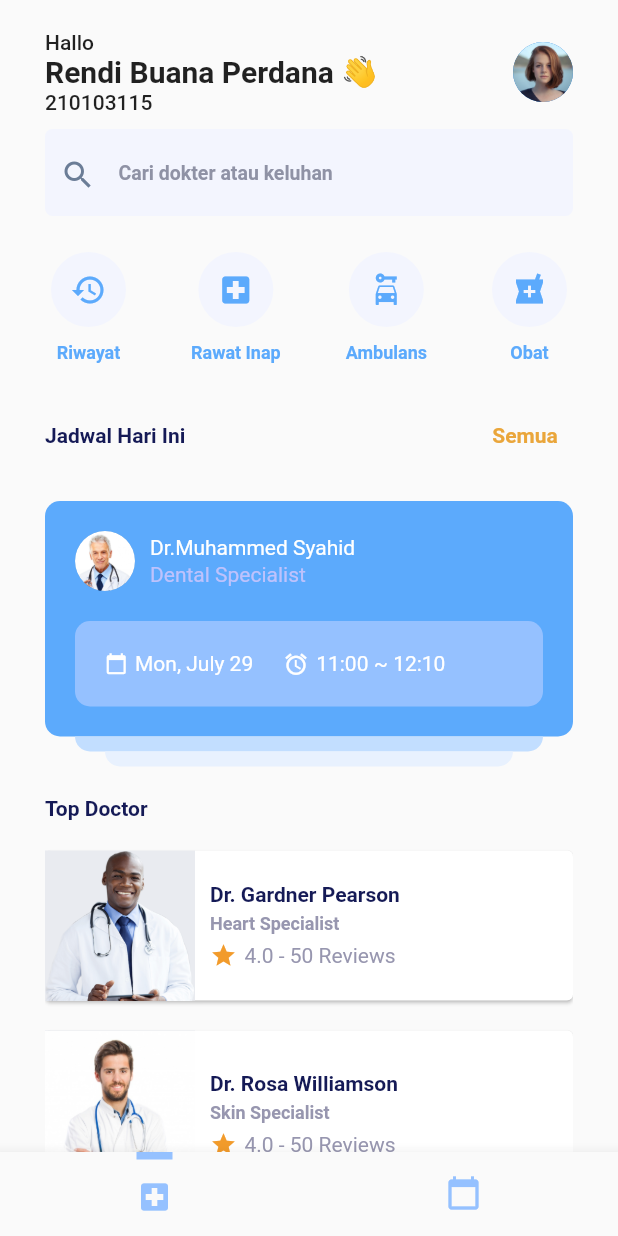
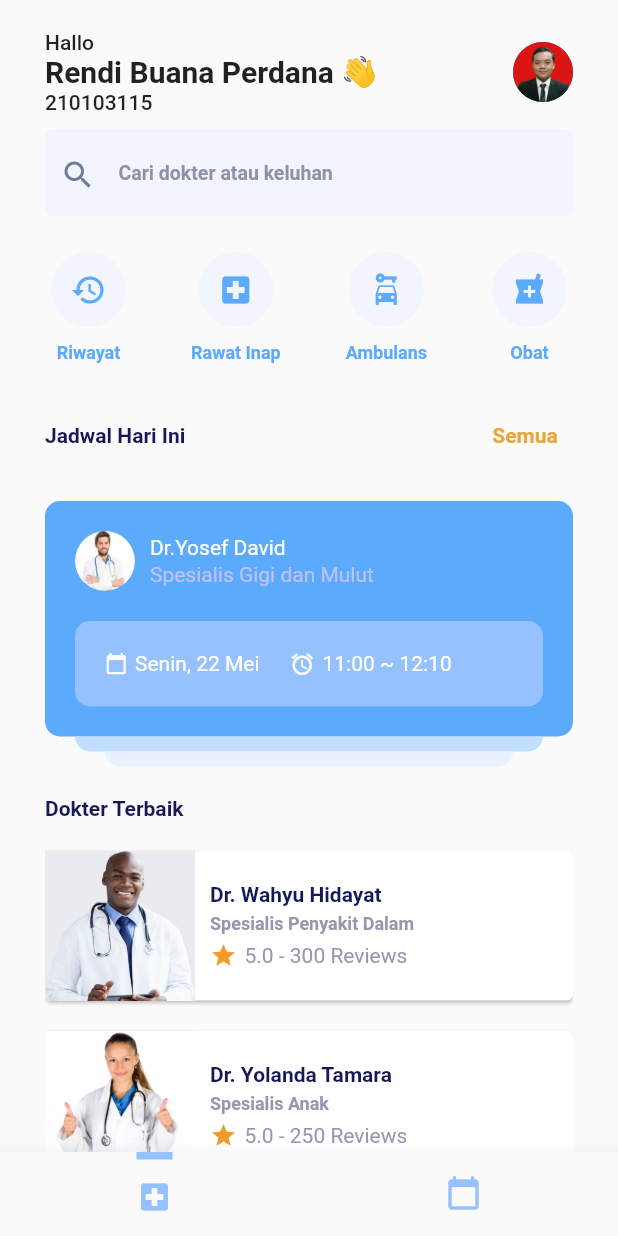
Before and after one commit to rendybp/dokter_kita, a Flutter app: the screen it shows after launch, on a phone screen of 412 x 824 dp. Run offline on Flutter 3.47's test engine with Material 2 defaults, Android fonts, the light colour scheme and no system bars; our stand-ins replace flutter_map, latlong2.

Commit message:
front page oke

```diff
--- a/lib/tabs/HomeTab.dart
+++ b/lib/tabs/HomeTab.dart
@@ -5,23 +5,27 @@ import 'package:dokter_kita/styles/styles.dart';
 List<Map> doctors = [
   {
     'img': 'assets/doctor02.png',
-    'doctorName': 'Dr. Gardner Pearson',
-    'doctorTitle': 'Heart Specialist'
+    'doctorName': 'Dr. Wahyu Hidayat',
+    'doctorTitle': 'Spesialis Penyakit Dalam',
+    'rating' : '5.0 - 300 Reviews'
   },
   {
-    'img': 'assets/doctor03.jpeg',
-    'doctorName': 'Dr. Rosa Williamson',
-    'doctorTitle': 'Skin Specialist'
+    'img': 'assets/doctor04.jpeg',
+    'doctorName': 'Dr. Yolanda Tamara',
+    'doctorTitle': 'Spesialis Anak',
+    'rating' : '5.0 - 250 Reviews'
   },
   {
-    'img': 'assets/doctor02.png',
-    'doctorName': 'Dr. Gardner Pearson',
-    'doctorTitle': 'Heart Specialist'
+    'img': 'assets/doctor08.png',
+    'doctorName': 'Dr. Heri Purnomo',
+    'doctorTitle': 'Dokter Umum',
+    'rating' : '4.9 - 200 Reviews'
   },
   {
-    'img': 'assets/doctor03.jpeg',
-    'doctorName': 'Dr. Rosa Williamson',
-    'doctorTitle': 'Skin Specialist'
+    'img': 'assets/doctor05.jpeg',
+    'doctorName': 'Dr. Isti Widodo',
+    'doctorTitle': 'Spesialis Kulit',
+    'rating' : '4.8 - 200 Reviews'
   }
 ];
 
@@ -85,7 +89,7 @@ class HomeTab extends StatelessWidget {
               height: 20,
             ),
             Text(
-              'Top Doctor',
+              'Dokter Terbaik',
               style: TextStyle(
                 color: Color(MyColors.header01),
                 fontWeight: FontWeight.bold,
@@ -99,6 +103,7 @@ class HomeTab extends StatelessWidget {
                 img: doctor['img'],
                 doctorName: doctor['doctorName'],
                 doctorTitle: doctor['doctorTitle'],
+                rating: doctor['rating']
               )
           ],
         ),
@@ -111,11 +116,13 @@ class TopDoctorCard extends StatelessWidget {
   String img;
   String doctorName;
   String doctorTitle;
+  String rating;
 
   TopDoctorCard({
     required this.img,
     required this.doctorName,
     required this.doctorTitle,
+    required this.rating
   });
 
   @override
@@ -174,7 +181,7 @@ class TopDoctorCard extends StatelessWidget {
                       width: 5,
                     ),
                     Text(
-                      '4.0 - 50 Reviews',
+                      rating,
                       style: TextStyle(color: Color(MyColors.grey02)),
                     )
                   ],
@@ -217,7 +224,7 @@ class AppointmentCard extends StatelessWidget {
                     Row(
                       children: [
                         CircleAvatar(
-                          backgroundImage: AssetImage('assets/doctor01.jpeg'),
+                          backgroundImage: AssetImage('assets/doctor03.jpeg'),
                         ),
                         SizedBox(
                           width: 10,
@@ -226,13 +233,13 @@ class AppointmentCard extends StatelessWidget {
                           mainAxisAlignment: MainAxisAlignment.center,
                           crossAxisAlignment: CrossAxisAlignment.start,
                           children: [
-                            Text('Dr.Muhammed Syahid',
+                            Text('Dr.Yosef David',
                                 style: TextStyle(color: Colors.white)),
                             SizedBox(
                               height: 2,
                             ),
                             Text(
-                              'Dental Specialist',
+                              'Spesialis Gigi dan Mulut',
                               style: TextStyle(color: Color(MyColors.text01)),
                             ),
                           ],
@@ -331,7 +338,7 @@ class ScheduleCard extends StatelessWidget {
             width: 5,
           ),
           Text(
-            'Mon, July 29',
+            'Senin, 22 Mei',
             style: TextStyle(color: Colors.white),
           ),
           SizedBox(
```
Also changed, not shown: assets/doctor05.jpeg, assets/person.jpeg, 1 other file.
